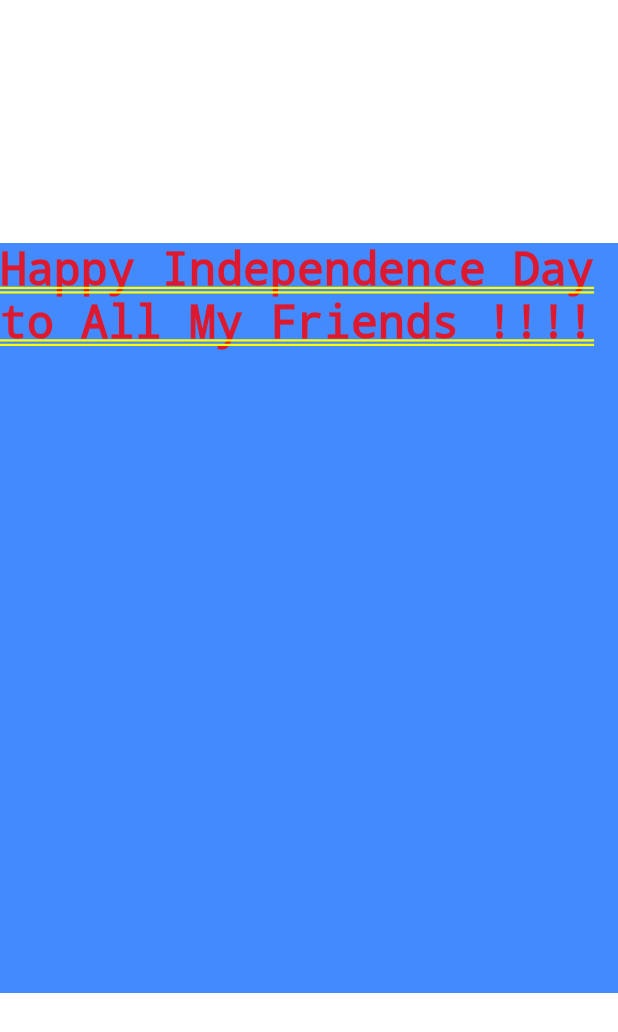
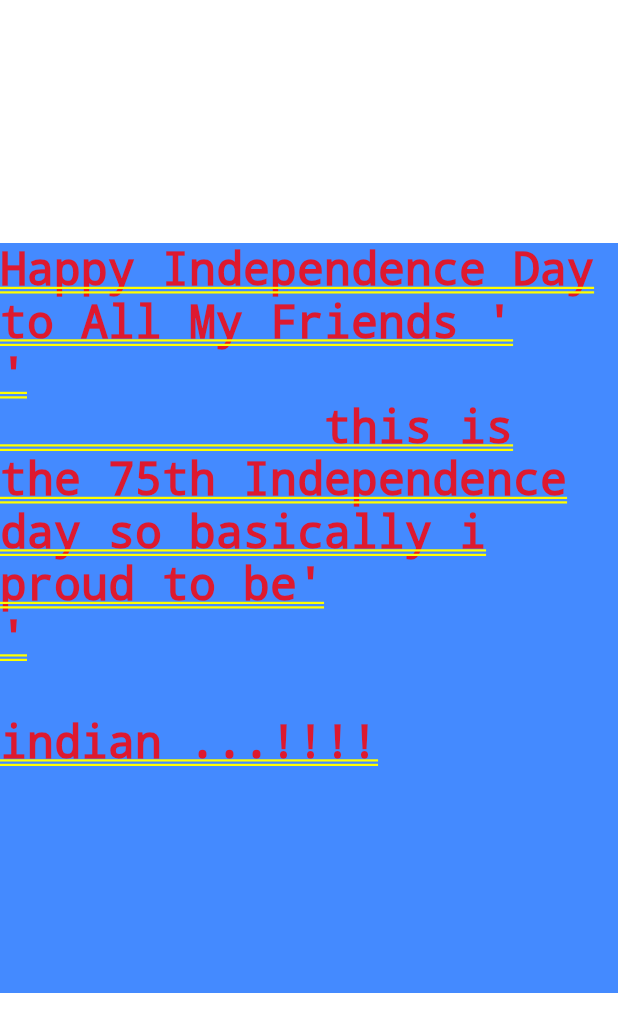
Before and after one commit to Sunil-731820/demo_app11, a Flutter app: the screen it shows after launch, on a phone screen of 412 x 824 dp. Shown: the top 1032 px of the screen. Run offline on Flutter 3.47's test engine with Material 2 defaults, Android fonts, the phone set to English and light mode, and no system bars.

Commit message:
text commited

```diff
--- a/lib/main.dart
+++ b/lib/main.dart
@@ -7,7 +7,9 @@ void main() => runApp(MaterialApp(
           color: Colors.blueAccent,
           //margin:EdgeInsets.all(30) ,
           child: Text(
-            "Happy Independence Day to All My Friends !!!!",
+            """Happy Independence Day to All My Friends '\n'
+            this is the 75th Independence day so basically i proud to be'\n'
+            indian ...!!!!""",
             textDirection: TextDirection.ltr,
             style: TextStyle(
               fontSize: 30.0,
```
